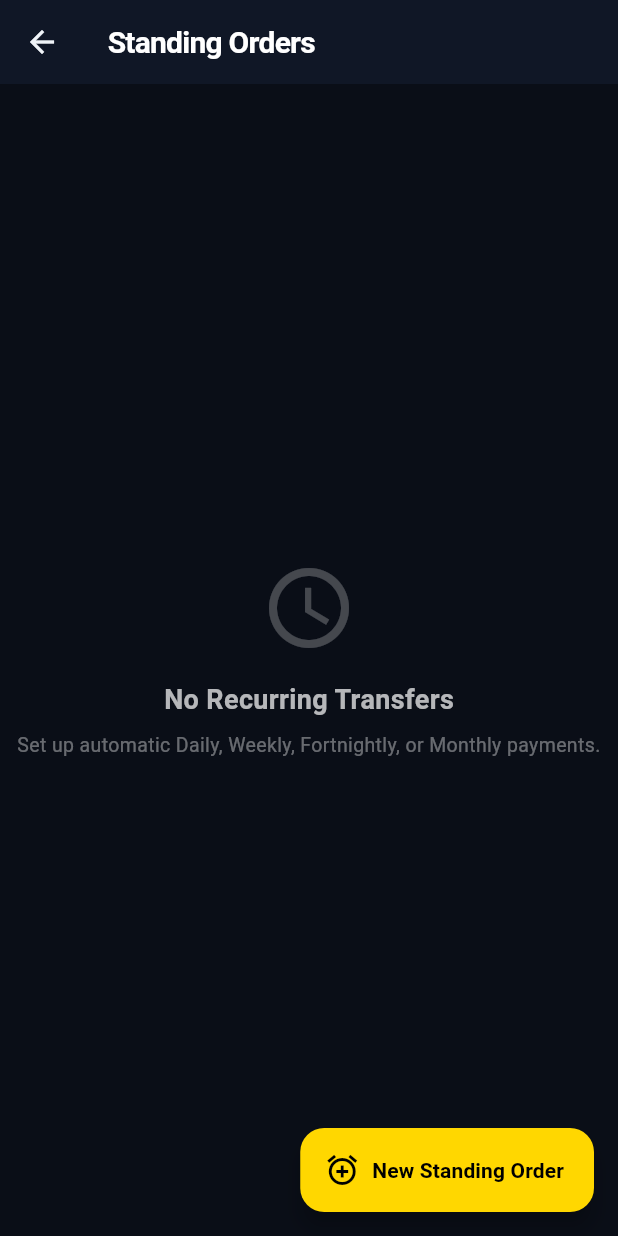
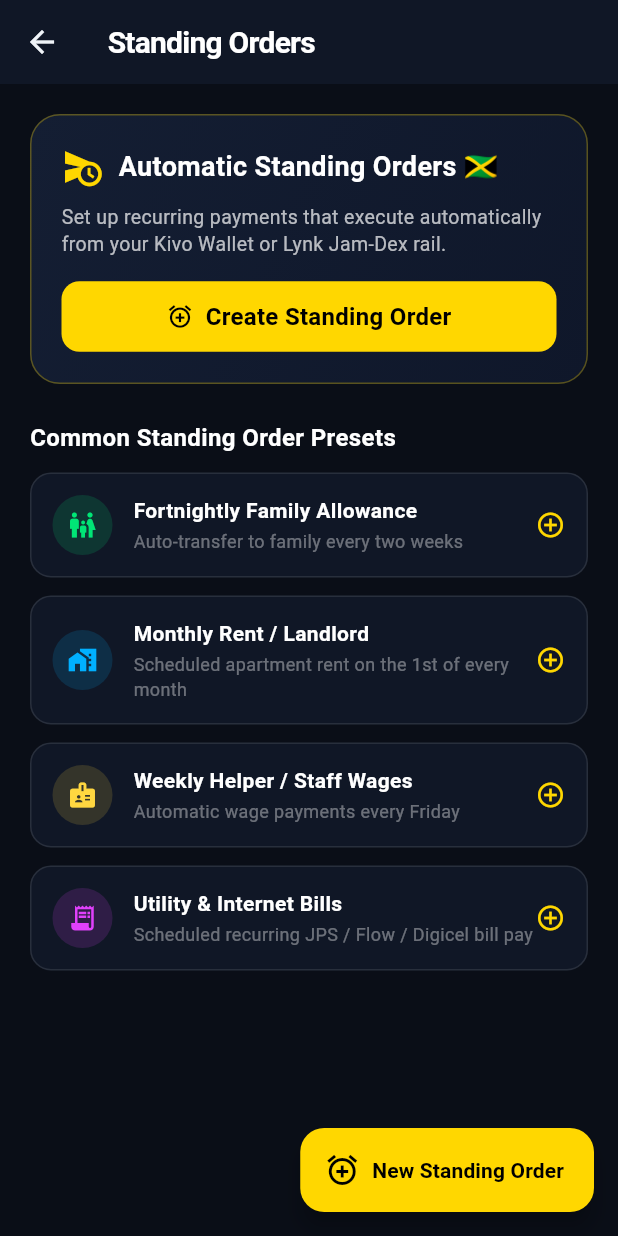
Before and after one commit to HixroyWalker/kivo-super-app, a Flutter app: the StandingOrdersScreen screen opened by its route, on a phone screen of 412 x 824 dp. Run offline on Flutter 3.47's test engine with Material 3 defaults, Android fonts, the phone set to English and light mode, and no system bars; our stand-ins replace cached_network_image, cloud_firestore, firebase_auth, firebase_core, firebase_messaging, fl_chart and 7 more; accounts and stored records are empty; network calls fail.

Commit message:
Fix blank screens: Pre-populate feed, interactive Standing Orders wizard, direct Admin routes (1.0.22+161)

```diff
--- a/mobile/lib/core/services/social_feed_provider.dart
+++ b/mobile/lib/core/services/social_feed_provider.dart
@@ -16,34 +16,33 @@
   bool get isLoading => _isLoading;
 
   SocialFeedProvider() {
+    _posts = _generateDefaultSeedPosts();
     _initializeFeed();
   }
 
   void _initializeFeed() {
-    _isLoading = true;
-    notifyListeners();
-
+    try {
       _firestore
           .collection('posts')
           .orderBy('createdAt', descending: true)
           .limit(30)
           .snapshots()
           .listen((snapshot) {
-      if (snapshot.docs.isEmpty) {
-        _posts = _generateDefaultSeedPosts();
-      } else {
+        if (snapshot.docs.isNotEmpty) {
           _posts = snapshot.docs.map((doc) => PostModel.fromFirestore(doc)).toList();
         }
         _isLoading = false;
         notifyListeners();
       }, onError: (error) {
-      debugPrint('Firestore feed error: $error. Falling back to local feed cache.');
-      if (_posts.isEmpty) {
-        _posts = _generateDefaultSeedPosts();
-      }
+        debugPrint('Firestore feed error: $error.');
         _isLoading = false;
         notifyListeners();
       });
+    } catch (e) {
+      debugPrint('Error starting feed listener: $e');
+      _isLoading = false;
+      notifyListeners();
+    }
   }
 
   List<PostModel> _generateDefaultSeedPosts() {
--- a/mobile/lib/features/dashboard/screens/dashboard_screen.dart
+++ b/mobile/lib/features/dashboard/screens/dashboard_screen.dart
@@ -8,6 +8,9 @@
 import '../../ads/screens/ads_screen.dart';
 import '../../merchant/screens/pos_cashier_screen.dart';
 import '../../merchant/screens/merchant_kyc_screen.dart';
+import '../../admin/screens/admin_dashboard_screen.dart';
+import '../../../ui/screens/social/social_feed_screen.dart';
+import '../../../ui/screens/wallet/standing_orders_screen.dart';
 
 class DashboardScreen extends StatelessWidget {
   const DashboardScreen({super.key});
@@ -673,6 +676,12 @@
               Navigator.push(context, MaterialPageRoute(builder: (context) => const AdsScreen()));
             } else if (s['route'] == '/merchant_pos') {
               Navigator.push(context, MaterialPageRoute(builder: (context) => const PosCashierScreen()));
+            } else if (s['route'] == '/admin') {
+              Navigator.push(context, MaterialPageRoute(builder: (context) => const AdminDashboardScreen()));
+            } else if (s['route'] == '/social_feed') {
+              Navigator.push(context, MaterialPageRoute(builder: (context) => const SocialFeedScreen()));
+            } else if (s['route'] == '/standing_orders') {
+              Navigator.push(context, MaterialPageRoute(builder: (context) => const StandingOrdersScreen()));
             } else {
               Navigator.pushNamed(context, s['route'] as String);
             }
--- a/mobile/lib/features/profile/screens/profile_screen.dart
+++ b/mobile/lib/features/profile/screens/profile_screen.dart
@@ -3,6 +3,7 @@
 import '../../../core/theme/dark_theme.dart';
 import '../../../core/services/auth_provider.dart';
 import '../../../core/services/wallet_provider.dart';
+import '../../admin/screens/admin_dashboard_screen.dart';
 
 class ProfileScreen extends StatefulWidget {
   const ProfileScreen({super.key});
@@ -134,7 +135,10 @@
                     title: const Text('Master Admin Console', style: TextStyle(color: KivoDarkTheme.textPrimary, fontWeight: FontWeight.w600, fontSize: 14)),
                     subtitle: const Text('Set fee charges, credit/debit balances, verify KYCs', style: TextStyle(color: KivoDarkTheme.textSecondary, fontSize: 12)),
                     trailing: const Icon(Icons.chevron_right, color: KivoDarkTheme.textSecondary),
-                    onTap: () => Navigator.pushNamed(context, '/admin'),
+                    onTap: () => Navigator.push(
+                      context,
+                      MaterialPageRoute(builder: (_) => const AdminDashboardScreen()),
+                    ),
                   ),
                 ],
               ),
--- a/mobile/lib/ui/screens/social/social_feed_screen.dart
+++ b/mobile/lib/ui/screens/social/social_feed_screen.dart
@@ -57,7 +57,7 @@
           ),
         ],
       ),
-      body: feedProvider.isLoading
+      body: posts.isEmpty && feedProvider.isLoading
           ? const Center(
               child: CircularProgressIndicator(color: Color(0xFFFFD700)),
             )
@@ -66,7 +66,7 @@
               : RefreshIndicator(
                   color: const Color(0xFFFFD700),
                   onRefresh: () async {
-                    // Pull to refresh handled automatically by Firestore stream
+                    // Pull to refresh
                   },
                   child: ListView.builder(
                     itemCount: posts.length,
--- a/mobile/lib/ui/screens/wallet/standing_orders_screen.dart
+++ b/mobile/lib/ui/screens/wallet/standing_orders_screen.dart
@@ -220,23 +220,131 @@
   }
 
   Widget _buildEmptyState(BuildContext context) {
-    return Center(
+    return SingleChildScrollView(
+      padding: const EdgeInsets.all(20),
       child: Column(
-        mainAxisAlignment: MainAxisAlignment.center,
+        crossAxisAlignment: CrossAxisAlignment.start,
         children: [
-          const Icon(Icons.schedule, size: 64, color: Colors.white24),
-          const SizedBox(height: 16),
+          Container(
+            width: double.infinity,
+            padding: const EdgeInsets.all(20),
+            decoration: BoxDecoration(
+              gradient: const LinearGradient(
+                colors: [Color(0xFF141E33), Color(0xFF0F172A)],
+                begin: Alignment.topLeft,
+                end: Alignment.bottomRight,
+              ),
+              borderRadius: BorderRadius.circular(20),
+              border: Border.all(color: const Color(0xFFFFD700).withOpacity(0.3)),
+            ),
+            child: Column(
+              crossAxisAlignment: CrossAxisAlignment.start,
+              children: [
+                const Row(
+                  children: [
+                    Icon(Icons.schedule_send, color: Color(0xFFFFD700), size: 28),
+                    SizedBox(width: 10),
+                    Text(
+                      'Automatic Standing Orders 🇯🇲',
+                      style: TextStyle(color: Colors.white, fontSize: 18, fontWeight: FontWeight.bold),
+                    ),
+                  ],
+                ),
+                const SizedBox(height: 10),
+                const Text(
+                  'Set up recurring payments that execute automatically from your Kivo Wallet or Lynk Jam-Dex rail.',
+                  style: TextStyle(color: Colors.white70, fontSize: 13, height: 1.4),
+                ),
+                const SizedBox(height: 16),
+                ElevatedButton.icon(
+                  onPressed: () => _showCreateScheduleModal(context),
+                  icon: const Icon(Icons.add_alarm, color: Colors.black),
+                  label: const Text('Create Standing Order', style: TextStyle(color: Colors.black, fontWeight: FontWeight.bold)),
+                  style: ElevatedButton.styleFrom(
+                    backgroundColor: const Color(0xFFFFD700),
+                    minimumSize: const Size(double.infinity, 44),
+                    shape: RoundedRectangleBorder(borderRadius: BorderRadius.circular(12)),
+                  ),
+                ),
+              ],
+            ),
+          ),
+          const SizedBox(height: 24),
           const Text(
-            'No Recurring Transfers',
-            style: TextStyle(color: Colors.white70, fontSize: 18, fontWeight: FontWeight.bold),
+            'Common Standing Order Presets',
+            style: TextStyle(color: Colors.white, fontSize: 16, fontWeight: FontWeight.bold),
           ),
-          const SizedBox(height: 8),
-          const Text(
-            'Set up automatic Daily, Weekly, Fortnightly, or Monthly payments.',
-            textAlign: TextAlign.center,
-            style: TextStyle(color: Colors.white38, fontSize: 13),
+          const SizedBox(height: 12),
+          _buildPresetTile(
+            title: 'Fortnightly Family Allowance',
+            subtitle: 'Auto-transfer to family every two weeks',
+            icon: Icons.family_restroom,
+            color: const Color(0xFF00E676),
+            onTap: () => _showCreateScheduleModal(context),
+          ),
+          _buildPresetTile(
+            title: 'Monthly Rent / Landlord',
+            subtitle: 'Scheduled apartment rent on the 1st of every month',
+            icon: Icons.home_work,
+            color: const Color(0xFF00B0FF),
+            onTap: () => _showCreateScheduleModal(context),
+          ),
+          _buildPresetTile(
+            title: 'Weekly Helper / Staff Wages',
+            subtitle: 'Automatic wage payments every Friday',
+            icon: Icons.badge,
+            color: Colors.amberAccent,
+            onTap: () => _showCreateScheduleModal(context),
+          ),
+          _buildPresetTile(
+            title: 'Utility & Internet Bills',
+            subtitle: 'Scheduled recurring JPS / Flow / Digicel bill pay',
+            icon: Icons.receipt_long,
+            color: Colors.purpleAccent,
+            onTap: () => _showCreateScheduleModal(context),
           ),
         ],
+      ),
+    );
+  }
+
+  Widget _buildPresetTile({
+    required String title,
+    required String subtitle,
+    required IconData icon,
+    required Color color,
+    required VoidCallback onTap,
+  }) {
+    return GestureDetector(
+      onTap: onTap,
+      child: Container(
+        margin: const EdgeInsets.only(bottom: 12),
+        padding: const EdgeInsets.all(14),
+        decoration: BoxDecoration(
+          color: const Color(0xFF101726),
+          borderRadius: BorderRadius.circular(14),
+          border: Border.all(color: Colors.white10),
+        ),
+        child: Row(
+          children: [
+            CircleAvatar(
+              backgroundColor: color.withOpacity(0.15),
+              child: Icon(icon, color: color, size: 20),
+            ),
+            const SizedBox(width: 14),
+            Expanded(
+              child: Column(
+                crossAxisAlignment: CrossAxisAlignment.start,
+                children: [
+                  Text(title, style: const TextStyle(color: Colors.white, fontWeight: FontWeight.bold, fontSize: 14)),
+                  const SizedBox(height: 2),
+                  Text(subtitle, style: const TextStyle(color: Colors.white38, fontSize: 12)),
+                ],
+              ),
+            ),
+            const Icon(Icons.add_circle_outline, color: Color(0xFFFFD700), size: 20),
+          ],
+        ),
       ),
     );
   }
--- a/mobile/pubspec.yaml
+++ b/mobile/pubspec.yaml
@@ -2,7 +2,7 @@
 description: A closed-loop Super App for the Jamaican market.
 publish_to: 'none'
 
-version: 1.0.22+160
+version: 1.0.22+161
 
 environment:
   sdk: '>=3.0.0 <4.0.0'
```
Lines whose indentation alone changed are shown as unchanged.
